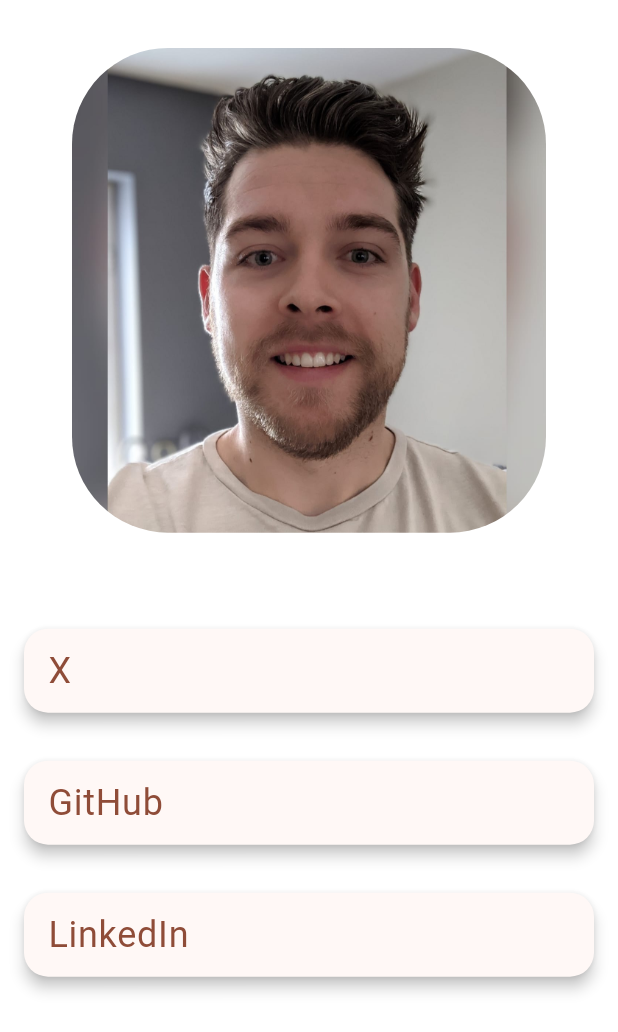
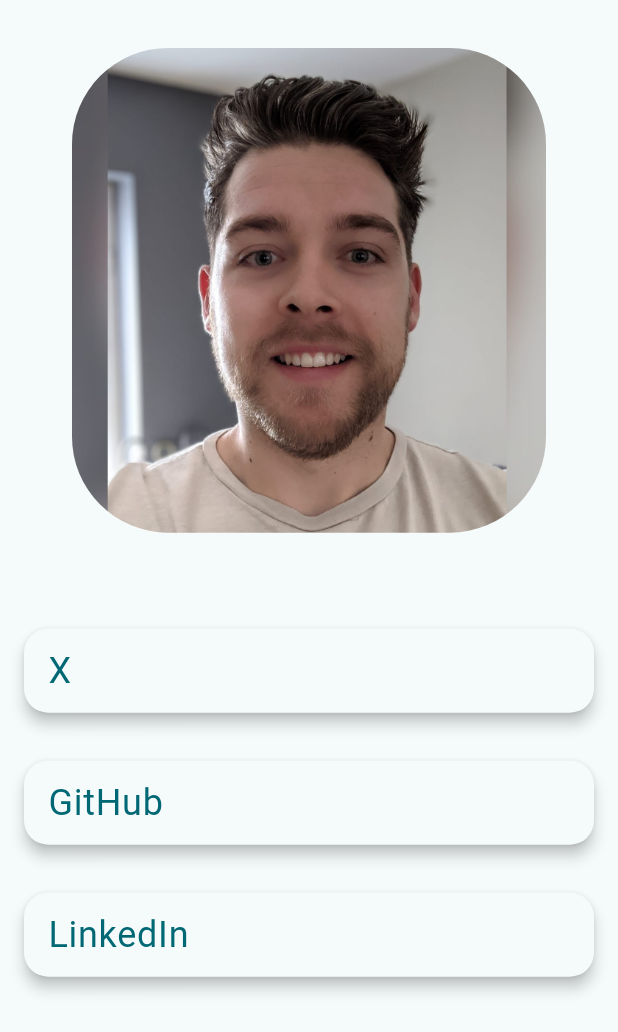
Before and after one commit to CillianMyles/cillianmyles.com, a Flutter app: the screen it shows after launch, on a phone screen of 412 x 824 dp. Shown: the top 1032 px of the screen. Run offline on Flutter 3.47's test engine with Material 3 defaults, Android fonts, the phone set to English and light mode, and no system bars.

Commit message:
feat: theming

```diff
--- a/lib/main.dart
+++ b/lib/main.dart
@@ -13,13 +13,21 @@ class App extends StatelessWidget {
   Widget build(BuildContext context) {
     return MaterialApp(
       title: "Cillian Myles",
-      theme: ThemeData(
-        colorScheme: ColorScheme.fromSeed(seedColor: Colors.deepOrange),
-        useMaterial3: true,
-      ),
+      theme: _themeData(Brightness.light),
+      darkTheme: _themeData(Brightness.dark),
       home: const _Page(),
     );
   }
+}
+
+ThemeData _themeData(Brightness brightness) {
+  return ThemeData(
+    colorScheme: ColorScheme.fromSeed(
+      seedColor: Colors.grey,
+      brightness: brightness,
+    ),
+    useMaterial3: true,
+  );
 }
 
 class _Page extends StatelessWidget {
@@ -27,7 +35,8 @@ class _Page extends StatelessWidget {
 
   @override
   Widget build(BuildContext context) {
-    return Shortcuts(
+    return Scaffold(
+      body: Shortcuts(
         shortcuts: {
           // Web uses arrows for scrolling by default
           LogicalKeySet(LogicalKeyboardKey.arrowUp):
@@ -71,6 +80,7 @@ class _Page extends StatelessWidget {
                     url: Uri.parse('https://www.linkedin.com/in/cillianmyles'),
                   ),
                 ],
+              ),
             ),
           ),
         ),
```
Lines whose indentation alone changed are shown as unchanged.
